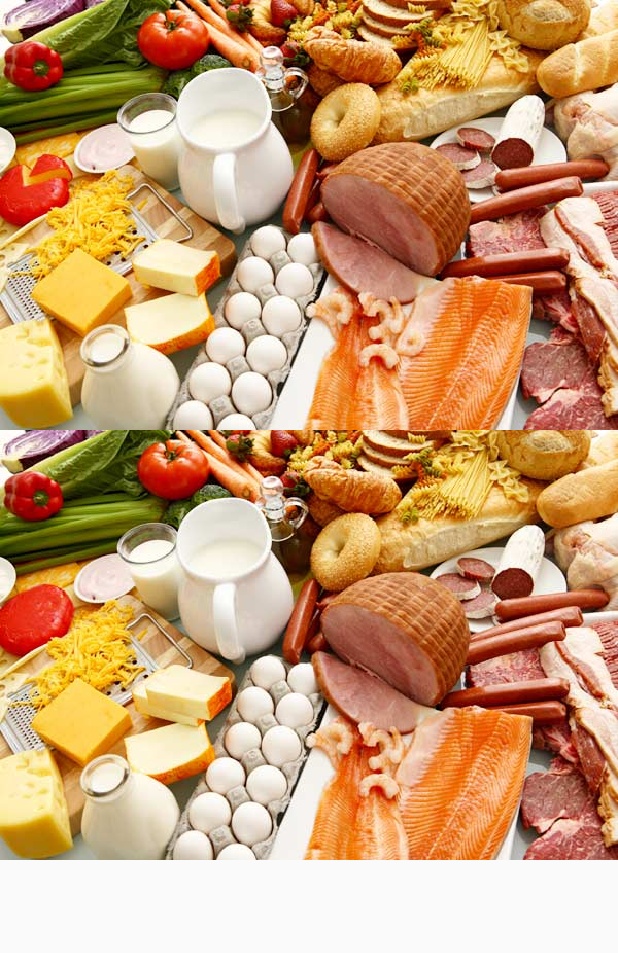
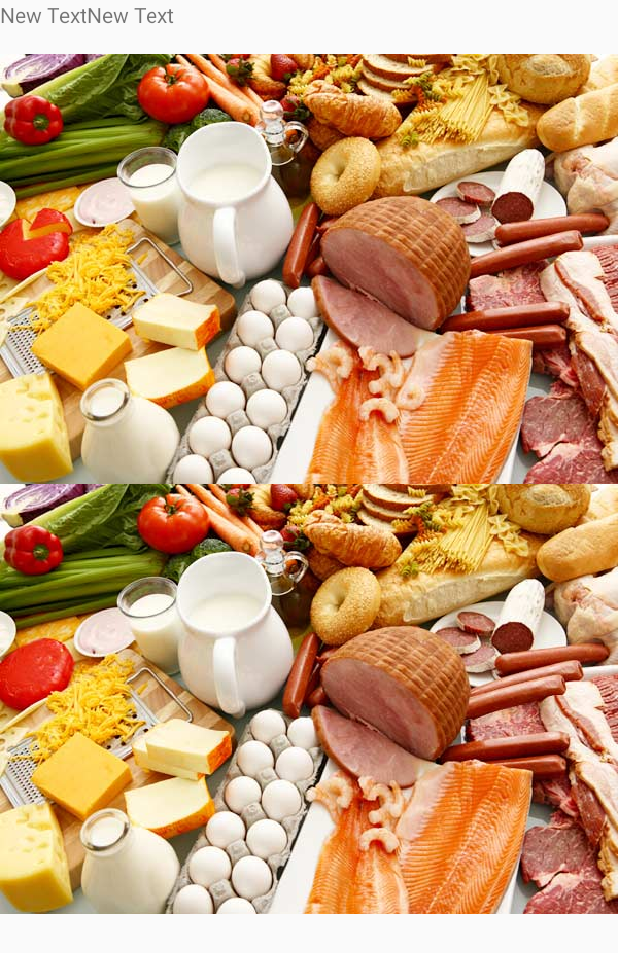
Before and after one commit to yarus777/FindDifferences, an Android app: the GameActivity screen opened directly, with no data from a screen before it, on a phone screen of 412 x 824 dp. Shown: the top 953 px of the screen. Run offline under Robolectric (Android 15) with nearby library versions, the light colour scheme and no system bars; 1 statement that could not run was skipped.

Commit message:
New setter method of game layout

```diff
--- a/app/src/main/java/com/adeco/finddifferences/GameActivity.java
+++ b/app/src/main/java/com/adeco/finddifferences/GameActivity.java
@@ -11,9 +11,9 @@ public class GameActivity extends Activity {
     @Override
     protected void onCreate(Bundle savedInstanceState) {
         super.onCreate(savedInstanceState);
-        //setContentView(R.layout.activity_game);
+        setContentView(R.layout.activity_game);
         this.requestWindowFeature(Window.FEATURE_NO_TITLE);
-        setContentView(new GameView(this));
+        //setContentView(new GameView(this));
     }
 
     @Override
--- a/app/src/main/java/com/adeco/finddifferences/GameView.java
+++ b/app/src/main/java/com/adeco/finddifferences/GameView.java
@@ -23,28 +23,27 @@ public class GameView extends View  implements View.OnTouchListener {
     public GameView(Context context) {
 
         super(context);
-        game = new Game(context);
 
-        //setFocusable(true);
+    }
+
+    public GameView(Context context, AttributeSet attrs) {
+        super(context, attrs);
+
+		game = new Game(context);
         this.setOnTouchListener(this);
 
         mPaint.setColor(Color.GREEN);
         mPaint.setStyle(Paint.Style.STROKE);
     }
 
-    public GameView(Context context, AttributeSet attrs) {
-        super(context, attrs);
-    }
-
     @Override
     protected void onDraw(Canvas canvas) {
 
-        game.draw(canvas);
 
-        /*if (scaledBitmap != null && scaledBitmap2 != null) {
-            canvas.drawBitmap(scaledBitmap, 0, 0, mPaint);
-            canvas.drawBitmap(scaledBitmap2, 0, scaledHeight, mPaint);
-        } */
+
+        if (game != null ) {
+           game.draw(canvas);
+        }
         for(Point p: points){
             canvas.drawCircle(p.x, p.y, 40, mPaint);
         }
--- a/app/src/main/res/layout/activity_game.xml
+++ b/app/src/main/res/layout/activity_game.xml
@@ -1,9 +1,39 @@
-<RelativeLayout xmlns:android="http://schemas.android.com/apk/res/android"
-    xmlns:tools="http://schemas.android.com/tools" android:layout_width="match_parent"
-    android:layout_height="match_parent" android:paddingLeft="@dimen/activity_horizontal_margin"
-    android:paddingRight="@dimen/activity_horizontal_margin"
-    android:paddingTop="@dimen/activity_vertical_margin"
-    android:paddingBottom="@dimen/activity_vertical_margin"
-    tools:context="com.adeco.finddifferences.GameActivity">
+<LinearLayout xmlns:android="http://schemas.android.com/apk/res/android"
+    xmlns:tools="http://schemas.android.com/tools"
+    android:layout_width="match_parent"
+    android:layout_height="match_parent"
+    tools:context="com.adeco.finddifferences.GameActivity"
+    android:orientation="horizontal">
 
-</RelativeLayout>
+
+    <LinearLayout
+        android:orientation="vertical"
+        android:layout_width="match_parent"
+        android:layout_height="match_parent">
+
+        <LinearLayout
+            android:orientation="horizontal"
+            android:layout_width="match_parent"
+            android:layout_height="36dp">
+
+            <TextView
+                android:layout_width="wrap_content"
+                android:layout_height="wrap_content"
+                android:text="New Text"
+                android:id="@+id/textView" />
+
+            <TextView
+                android:layout_width="wrap_content"
+                android:layout_height="wrap_content"
+                android:text="New Text"
+                android:id="@+id/textView2" />
+        </LinearLayout>
+
+        <com.adeco.finddifferences.GameView
+            android:id="@+id/canvas"
+            android:layout_width="match_parent"
+            android:layout_height="match_parent"
+            />
+    </LinearLayout>
+
+</LinearLayout>
```
